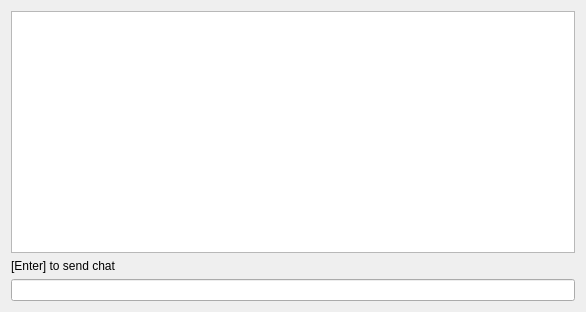
Before: the Qt Designer form CGAssistant/chatform.ui in hzqst/CGAssistant, drawn with Qt 5.
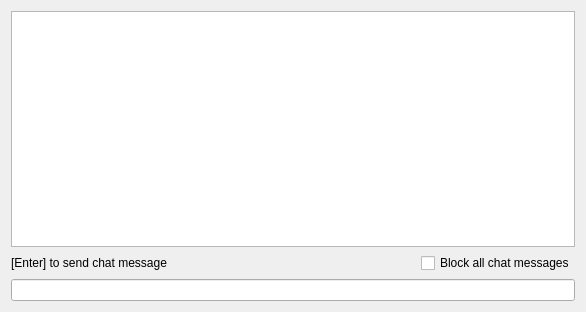
After: the same form once the commit is applied.

Diff of the .ui file:
```diff
--- a/CGAssistant/chatform.ui
+++ b/CGAssistant/chatform.ui
@@ -26,11 +26,37 @@
      <item>
       <layout class="QHBoxLayout" name="horizontalLayout_3">
        <item>
+        <layout class="QHBoxLayout" name="horizontalLayout_2">
+         <item>
         <widget class="QLabel" name="label_chat">
          <property name="text">
-          <string>[Enter] to send chat</string>
-         </property>
-        </widget>
+            <string>[Enter] to send chat message</string>
+           </property>
+          </widget>
+         </item>
+         <item>
+          <widget class="QCheckBox" name="checkBox_BlockAllChatMsgs">
+           <property name="sizePolicy">
+            <sizepolicy hsizetype="Fixed" vsizetype="Fixed">
+             <horstretch>0</horstretch>
+             <verstretch>0</verstretch>
+            </sizepolicy>
+           </property>
+           <property name="minimumSize">
+            <size>
+             <width>128</width>
+             <height>0</height>
+            </size>
+           </property>
+           <property name="layoutDirection">
+            <enum>Qt::LeftToRight</enum>
+           </property>
+           <property name="text">
+            <string>Block all chat messages</string>
+           </property>
+          </widget>
+         </item>
+        </layout>
        </item>
       </layout>
      </item>
```
Lines whose indentation alone changed are shown as unchanged.
